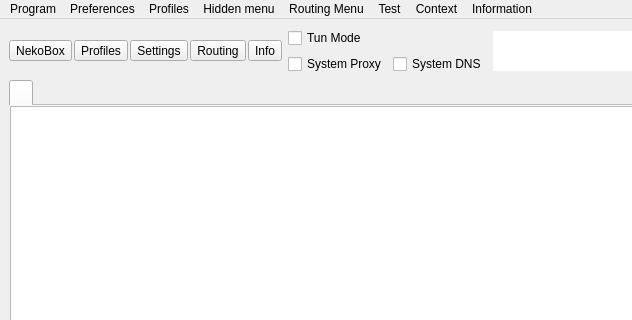
Before: the Qt Designer form src/nekobox/ui/mainwindow.ui in qr243vbi/nekobox, drawn with Qt 5; both pictures show x 0 to 632 and y 0 to 320 of the 843 by 600 pixel window.
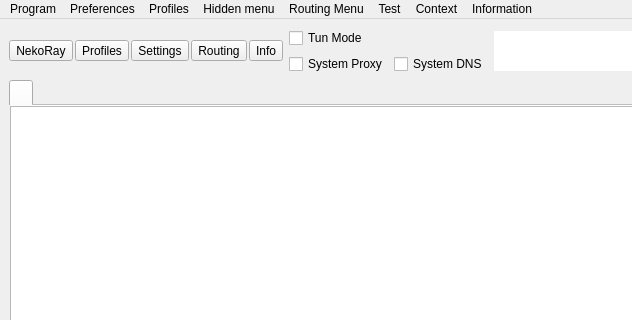
After: the same form once the commit is applied. Icons and pictures are not drawn.

Commit message: ui: rebrand window title + program button to NekoRay, expand status-bar spacer

```diff
--- a/src/nekobox/ui/mainwindow.ui
+++ b/src/nekobox/ui/mainwindow.ui
@@ -63,7 +63,7 @@
 }</string>
            </property>
            <property name="text">
-            <string>NekoBox</string>
+            <string>NekoRay</string>
            </property>
            <property name="icon">
             <iconset theme="b-system-run"/>
```
Left out of the diff: 6 changed lines with no effect on the pictures.
